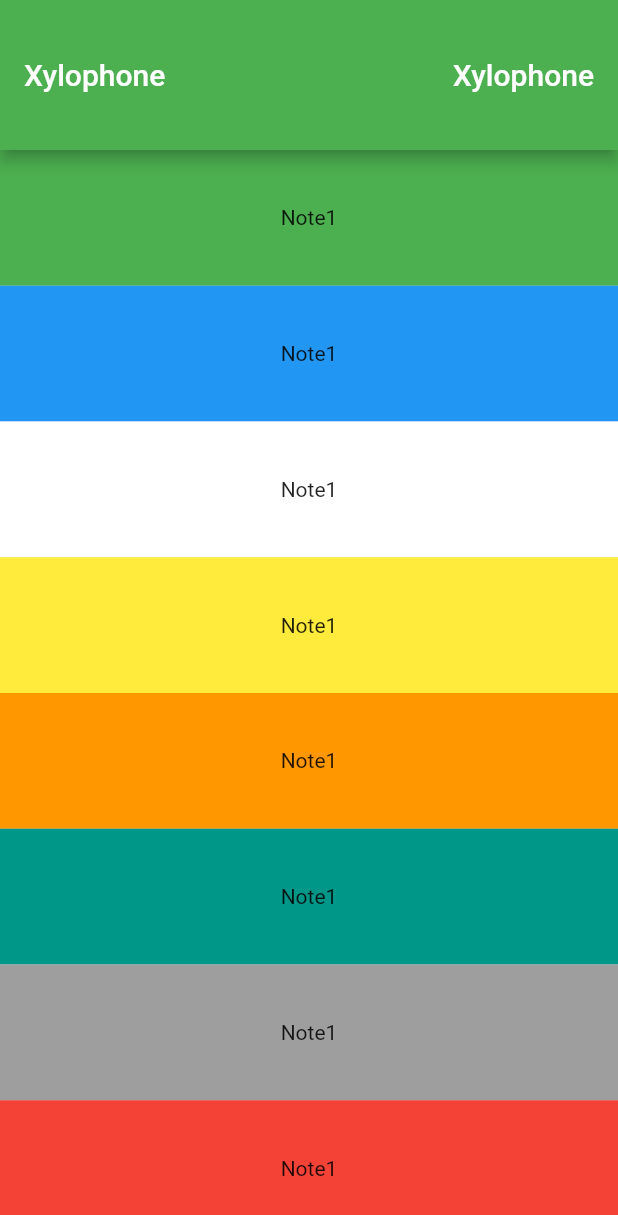
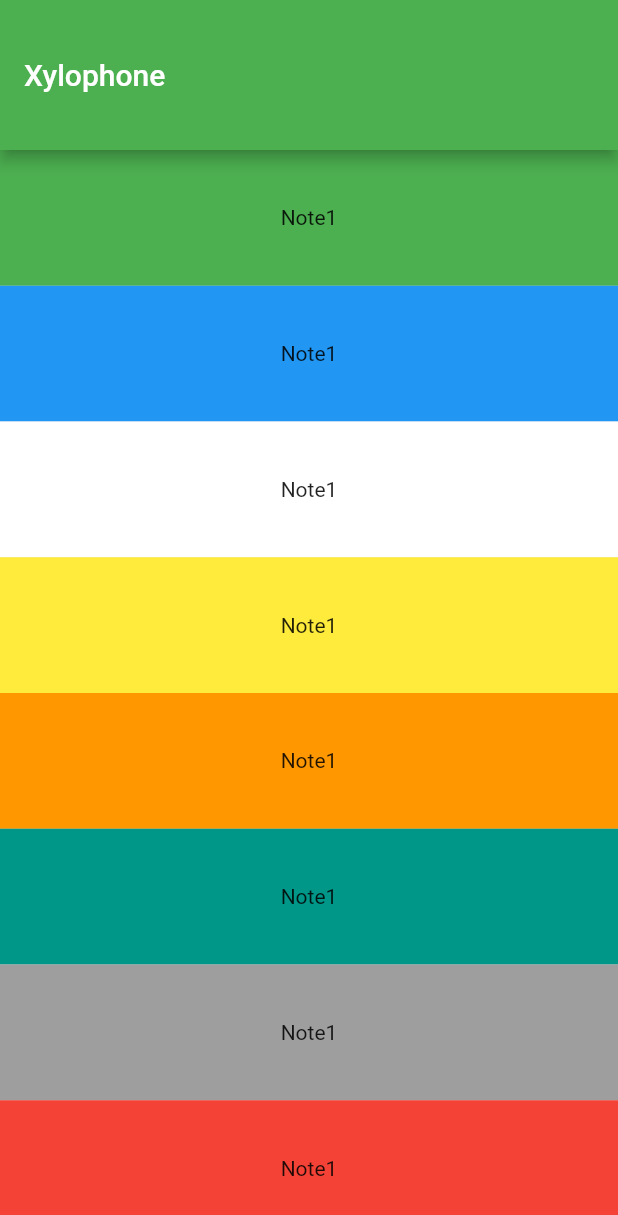
Before and after one commit to steve-mir/xylophone_app, a Flutter app: the screen it shows after launch, on a phone screen of 412 x 824 dp. Shown: the top 1215 px of the screen. Run offline on Flutter 3.47's test engine with Material 2 defaults, Android fonts, the phone set to English and light mode, and no system bars.

Commit message:
bug fixed

```diff
--- a/lib/main.dart
+++ b/lib/main.dart
@@ -29,9 +29,7 @@ class MyHomePage extends StatelessWidget {
       appBar: AppBar(
         toolbarHeight: 100.0,
         backgroundColor: Colors.green,
-        title: Row(
-            mainAxisAlignment: MainAxisAlignment.spaceBetween,
-            children: [Text("Xylophone"), Text("Xylophone")]),
+        title: Text("Xylophone"),
       ),
       body: SafeArea(
         child: Column(
```
